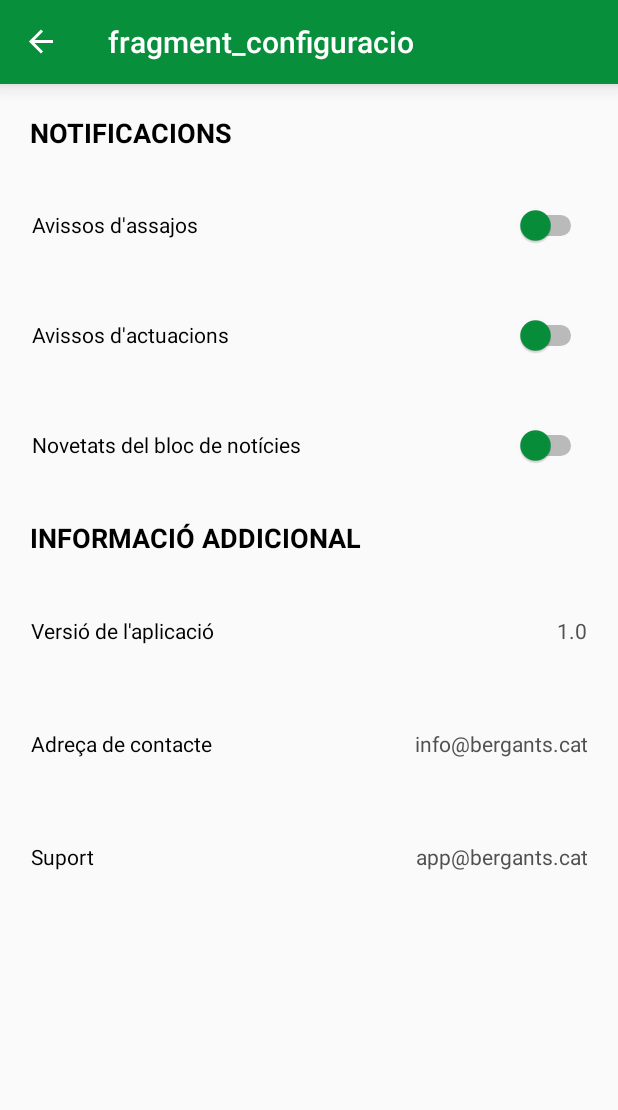
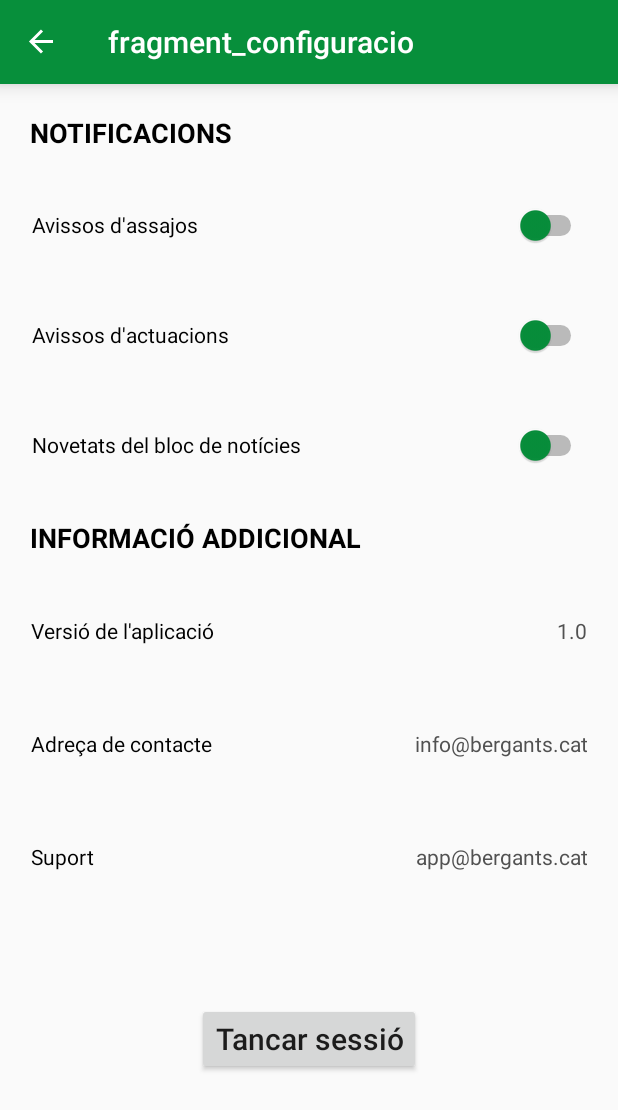
Before and after one commit to EnricLedo/Bergants, an Android app: the Configuracio screen opened through its navigation route, on a phone screen of 412 x 824 dp. Shown: the top 1110 px of the screen. Run offline under Robolectric (Android 15) with nearby library versions, the phone set to English and light mode, and no system bars; our stand-ins replace Firebase (no records; nobody signed in at launch, a user with empty details on screens opened directly), navigation-ui.

Commit message:
Tancar sessió al fragment Configuracio.kt

```diff
--- a/app/src/main/java/cat/copernic/bergants/Configuracio.kt
+++ b/app/src/main/java/cat/copernic/bergants/Configuracio.kt
@@ -1,10 +1,16 @@
 package cat.copernic.bergants
 
+import android.content.Intent
 import android.os.Bundle
 import androidx.fragment.app.Fragment
 import android.view.LayoutInflater
 import android.view.View
 import android.view.ViewGroup
+import android.widget.Button
+import com.google.firebase.auth.FirebaseAuth
+import com.google.firebase.auth.ktx.auth
+import com.google.firebase.ktx.Firebase
+import kotlinx.coroutines.Dispatchers.Main
 
 // TODO: Rename parameter arguments, choose names that match
 // the fragment initialization parameters, e.g. ARG_ITEM_NUMBER
@@ -20,12 +26,35 @@ class Configuracio : Fragment() {
     // TODO: Rename and change types of parameters
     private var param1: String? = null
     private var param2: String? = null
+    private lateinit var botoLogout: Button
+    private lateinit var auth: FirebaseAuth
 
     override fun onCreate(savedInstanceState: Bundle?) {
         super.onCreate(savedInstanceState)
         arguments?.let {
             param1 = it.getString(ARG_PARAM1)
             param2 = it.getString(ARG_PARAM2)
+        }
+        //Inicialitzem l'atribut botologout amb el component de l'XML corresponent
+
+        //Inicialitzem la variable de tipus FirebaseAuth amb una instància d'aquesta classe
+
+
+    }
+
+    override fun onViewCreated(view: View, savedInstanceState: Bundle?) {
+        botoLogout = view.findViewById(R.id.logout)
+        auth= Firebase.auth
+
+        botoLogout.setOnClickListener {
+
+            //Tanquem la sessió mitjançant el mètode signOut() de la classe FirebaseAuth
+            auth.signOut()
+            //Tornem a la pàgina de loguin
+            requireActivity().run{
+                startActivity(Intent(this, Login::class.java))
+                finish()
+            }
         }
     }
 
--- a/app/src/main/java/cat/copernic/bergants/MainActivity.kt
+++ b/app/src/main/java/cat/copernic/bergants/MainActivity.kt
@@ -79,6 +79,7 @@ class MainActivity : AppCompatActivity() {
         val navController = findNavController(R.id.fragmentContainerView)
         return navController.navigateUp(appBarConfiguration) || super.onSupportNavigateUp()
     }
+
     /**
     private fun initRecyclerView(){
         val recyclerView = findViewById<RecyclerView>(R.id.recyclerNoticies)
--- a/app/src/main/res/layout/fragment_configuracio.xml
+++ b/app/src/main/res/layout/fragment_configuracio.xml
@@ -166,4 +166,17 @@
         app:layout_constraintStart_toEndOf="@+id/suport"
         app:layout_constraintTop_toBottomOf="@+id/contacte" />
 
+    <Button
+        android:id="@+id/logout"
+        android:layout_width="wrap_content"
+        android:layout_height="wrap_content"
+        android:layout_marginTop="88dp"
+        android:gravity="center"
+        android:text="@string/tancar_sessi"
+        android:textAllCaps="false"
+        android:textSize="@dimen/TamanyLletraLogin"
+        app:layout_constraintEnd_toEndOf="parent"
+        app:layout_constraintStart_toStartOf="parent"
+        app:layout_constraintTop_toBottomOf="@+id/sup" />
+
 </androidx.constraintlayout.widget.ConstraintLayout>
--- a/app/src/main/res/values/strings.xml
+++ b/app/src/main/res/values/strings.xml
@@ -145,4 +145,7 @@
     <string name="membres_menu">MEMBRES</string>
     <string name="perfil_menu">PERFIL</string>
     <string name="configuracio_menu">CONFIGURACIÓ</string>
+    <string name="tancar_sessio">TANCAR SESSIÓ</string>
+    <string name="tancar_sessioo">TANCAR SESSIÓ</string>
+    <string name="tancar_sessi">Tancar sessió</string>
 </resources>
```
